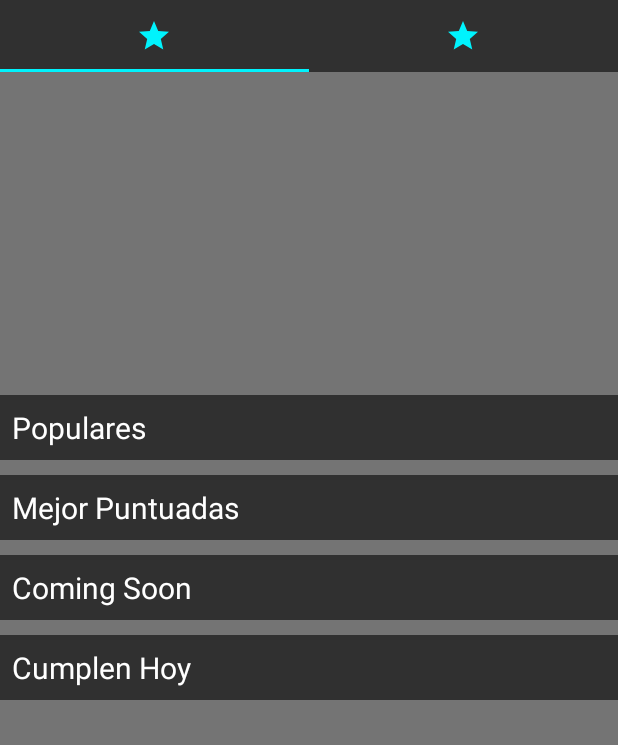
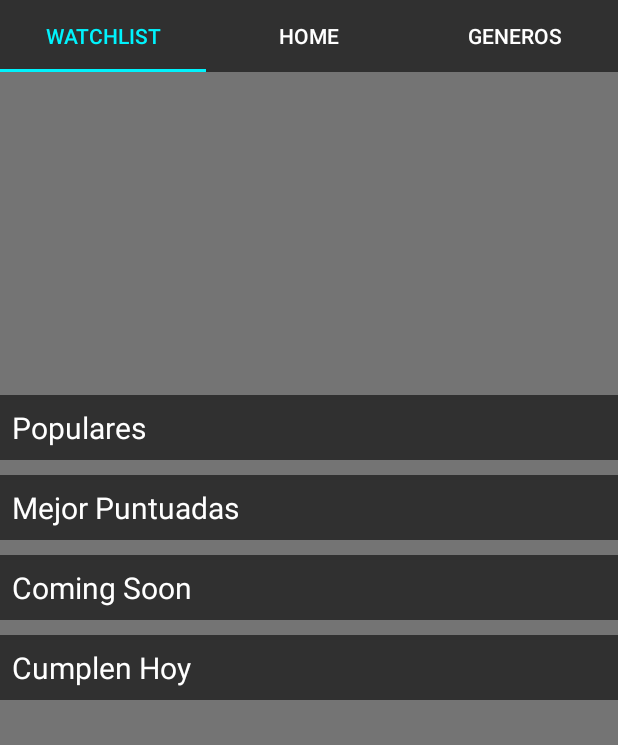
Before and after one commit to SantiagoGonzalezFernandez/MuviApp, an Android app: the screen it shows after launch (MainActivity), on a phone screen of 412 x 824 dp, the part 84-829 px from its top. Run offline under Robolectric (Android 15) with nearby library versions, the phone set to English and light mode, and no system bars; plain views replace MultiSnapRecyclerView.

Commit message:
Agrego algunas modificacion en el toolbar

```diff
--- a/app/src/main/java/com/muviteam/muviapp/view/AdapterViewPager.java
+++ b/app/src/main/java/com/muviteam/muviapp/view/AdapterViewPager.java
@@ -19,9 +19,11 @@ public class AdapterViewPager extends FragmentPagerAdapter {
         super(fm);
         fragmentList.add(new FragmentHome());
         fragmentList.add(new FragmentHome());
+        fragmentList.add(new FragmentHome());
 
-        stringListTitles.add("");
-        stringListTitles.add("");
+        stringListTitles.add("Watchlist");
+        stringListTitles.add("Home");
+        stringListTitles.add("Generos");
     }
 
     @NonNull
--- a/app/src/main/java/com/muviteam/muviapp/view/ToolbarFragment.java
+++ b/app/src/main/java/com/muviteam/muviapp/view/ToolbarFragment.java
@@ -45,9 +45,6 @@ public class ToolbarFragment extends Fragment {
         viewPager.setAdapter(adapter);
         tabLayout.setupWithViewPager(viewPager);
 
-        tabLayout.getTabAt(0).setIcon(R.drawable.ic_star_black_24dp);
-        tabLayout.getTabAt(1).setIcon(R.drawable.ic_star_black_24dp);
-
         return view;
     }
 
--- a/app/src/main/res/layout/fragment_toolbar.xml
+++ b/app/src/main/res/layout/fragment_toolbar.xml
@@ -19,7 +19,9 @@
             android:background="@color/colorPrincipal"
             app:tabGravity="fill"
             app:tabIndicatorColor="@color/colorCaracteristico"
-            app:tabMode="fixed" />
+            app:tabMode="fixed"
+            app:tabTextColor="@color/colorTexto"
+            app:tabSelectedTextColor="@color/colorCaracteristico"/>
 
         <androidx.viewpager.widget.ViewPager
             android:id="@+id/FragmentToolbar_ViewPager_ContenedorDeFragments"
```
